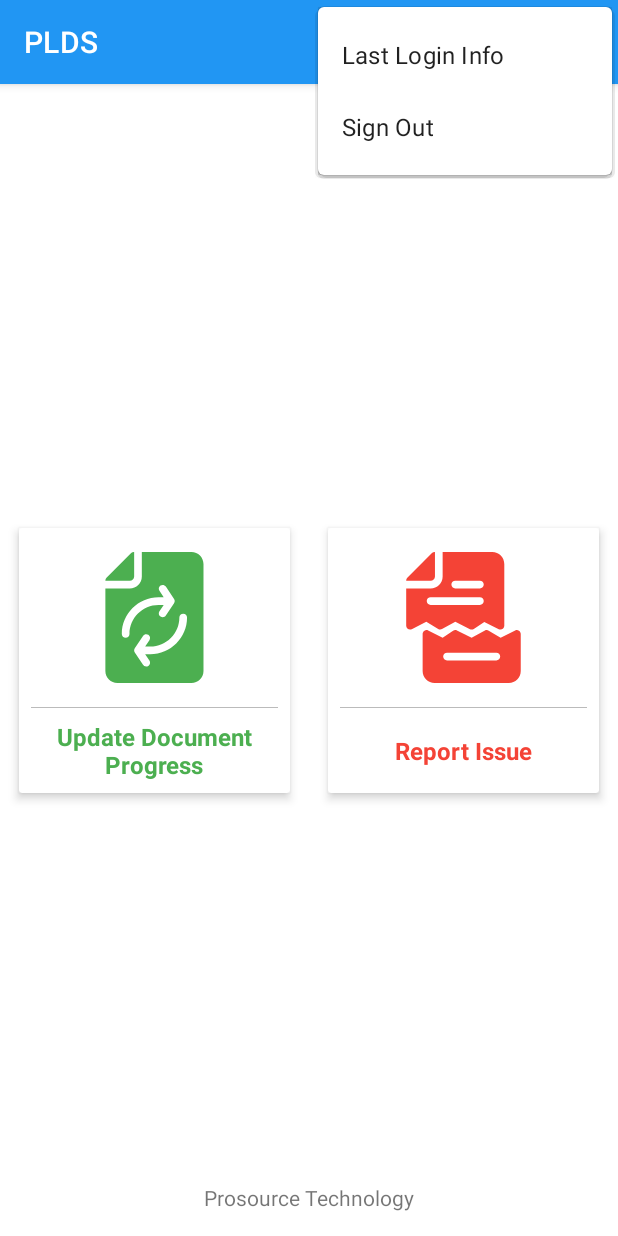
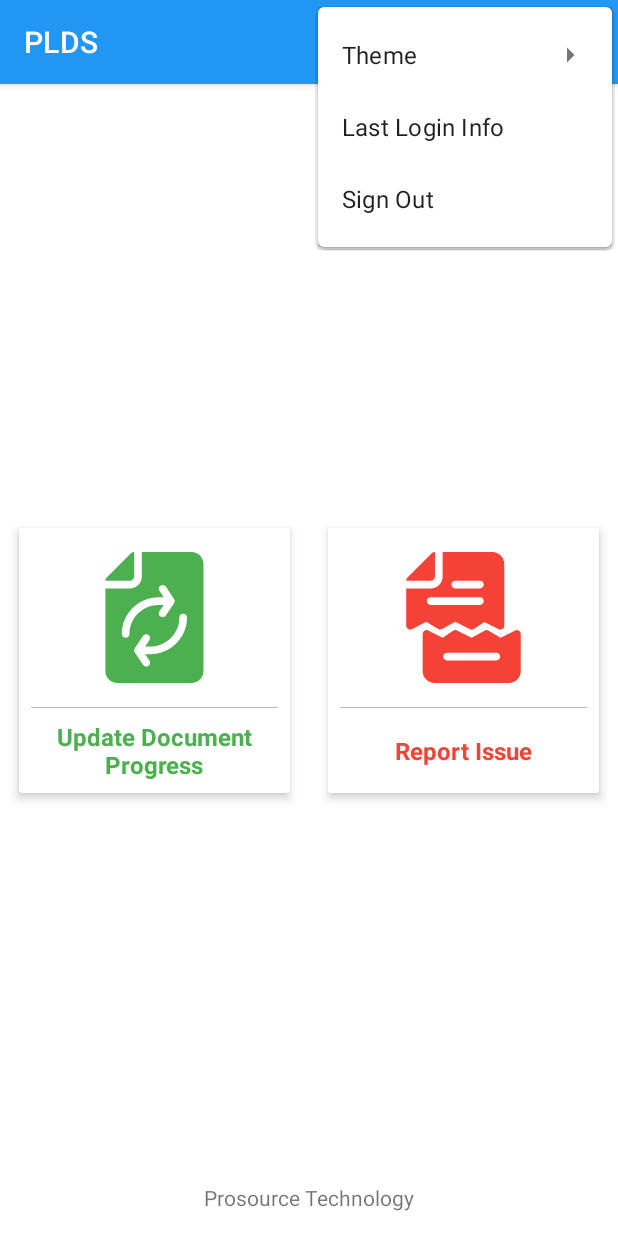
Before and after one commit to EhsanRezaei1981/PLDS, an Android app: the MainActivity screen opened directly, with no data from a screen before it, with the options menu open, on a phone screen of 412 x 824 dp. Run offline under Robolectric (Android 15) with nearby library versions, the phone set to English and light mode, and no system bars; libraries missing offline, so code that uses them is left out: com.afollestad.materialdialogs.

Commit message:
add theme menu

```diff
--- a/app/src/main/res/menu/menu_main.xml
+++ b/app/src/main/res/menu/menu_main.xml
@@ -25,4 +25,28 @@
         android:orderInCategory="100"
         android:title="@string/sign_out"
         app:showAsAction="never" />
+
+    <item
+        android:id="@+id/action_theme"
+        android:title="Theme"
+        app:showAsAction="never">
+        <menu>
+            <group android:checkableBehavior="single">
+                <item
+                    android:id="@+id/theme_default"
+                    android:title="System Default"
+                    app:showAsAction="never" />
+                <item
+                    android:id="@+id/theme_day"
+                    android:title="Day"
+                    app:showAsAction="never" />
+                <item
+                    android:id="@+id/theme_night"
+                    android:title="Night"
+                    app:showAsAction="never" />
+            </group>
+        </menu>
+    </item>
+
+
 </menu>
--- a/app/src/main/res/values/styles.xml
+++ b/app/src/main/res/values/styles.xml
@@ -1,7 +1,7 @@
 <resources>
 
     <!-- Base application theme. -->
-    <style name="AppTheme" parent="Theme.MaterialComponents.Light.DarkActionBar">
+    <style name="AppTheme" parent="Theme.MaterialComponents.DayNight">
         <!-- Customize your theme here. -->
         <item name="colorPrimary">@color/colorPrimary</item>
         <item name="colorPrimaryDark">@color/colorPrimaryDark</item>
```
